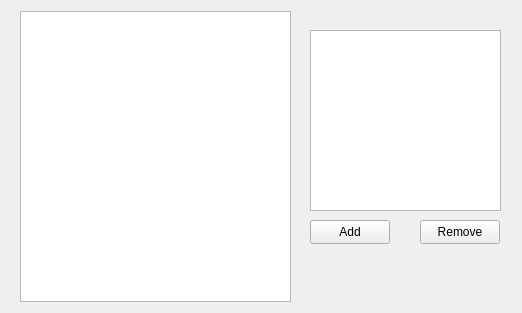
khooinguyeen/FoodManagementSystem, file list.ui: the form before one commit.
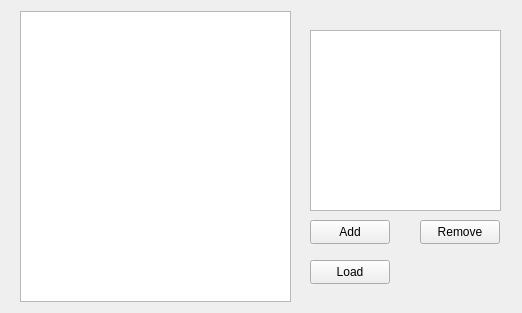
The form after the commit.

Commit message: feat: finish storage class

```diff
--- a/list.ui
+++ b/list.ui
@@ -68,6 +68,19 @@
     <bool>true</bool>
    </property>
   </widget>
+  <widget class="QPushButton" name="btnLoad">
+   <property name="geometry">
+    <rect>
+     <x>310</x>
+     <y>260</y>
+     <width>80</width>
+     <height>24</height>
+    </rect>
+   </property>
+   <property name="text">
+    <string>Load</string>
+   </property>
+  </widget>
  </widget>
  <resources/>
  <connections/>
```
Left out of the diff: 2 changed lines with no effect on the pictures. The commit also changes 6 other files.
